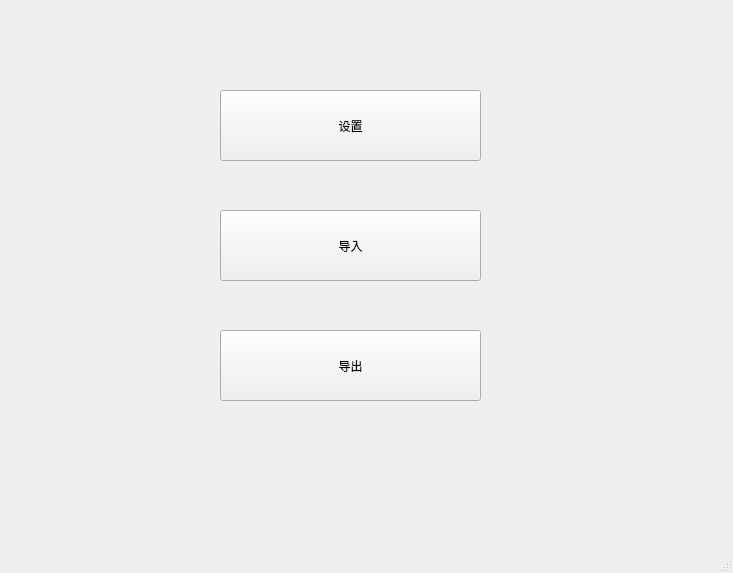
Old version of the form mainwindow.ui in the repository hclspring/AssetTableManager.
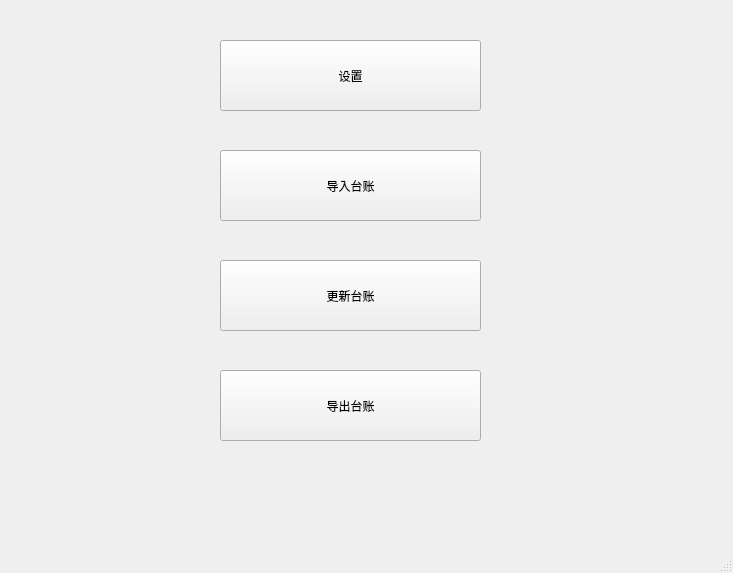
New version of the form.

Diff of the .ui file:
```diff
--- a/mainwindow.ui
+++ b/mainwindow.ui
@@ -18,7 +18,7 @@
     <property name="geometry">
      <rect>
       <x>220</x>
-      <y>90</y>
+      <y>40</y>
       <width>261</width>
       <height>71</height>
      </rect>
@@ -34,13 +34,13 @@
     <property name="geometry">
      <rect>
       <x>220</x>
-      <y>210</y>
+      <y>150</y>
       <width>261</width>
       <height>71</height>
      </rect>
     </property>
     <property name="text">
-     <string>导入</string>
+     <string>导入台账</string>
     </property>
     <property name="checkable">
      <bool>false</bool>
@@ -50,13 +50,29 @@
     <property name="geometry">
      <rect>
       <x>220</x>
-      <y>330</y>
+      <y>370</y>
       <width>261</width>
       <height>71</height>
      </rect>
     </property>
     <property name="text">
-     <string>导出</string>
+     <string>导出台账</string>
+    </property>
+    <property name="checkable">
+     <bool>false</bool>
+    </property>
+   </widget>
+   <widget class="QToolButton" name="updateBookButton">
+    <property name="geometry">
+     <rect>
+      <x>220</x>
+      <y>260</y>
+      <width>261</width>
+      <height>71</height>
+     </rect>
+    </property>
+    <property name="text">
+     <string>更新台账</string>
     </property>
     <property name="checkable">
      <bool>false</bool>
```
Left out of the diff: 4 changed lines with no effect on the pictures.
